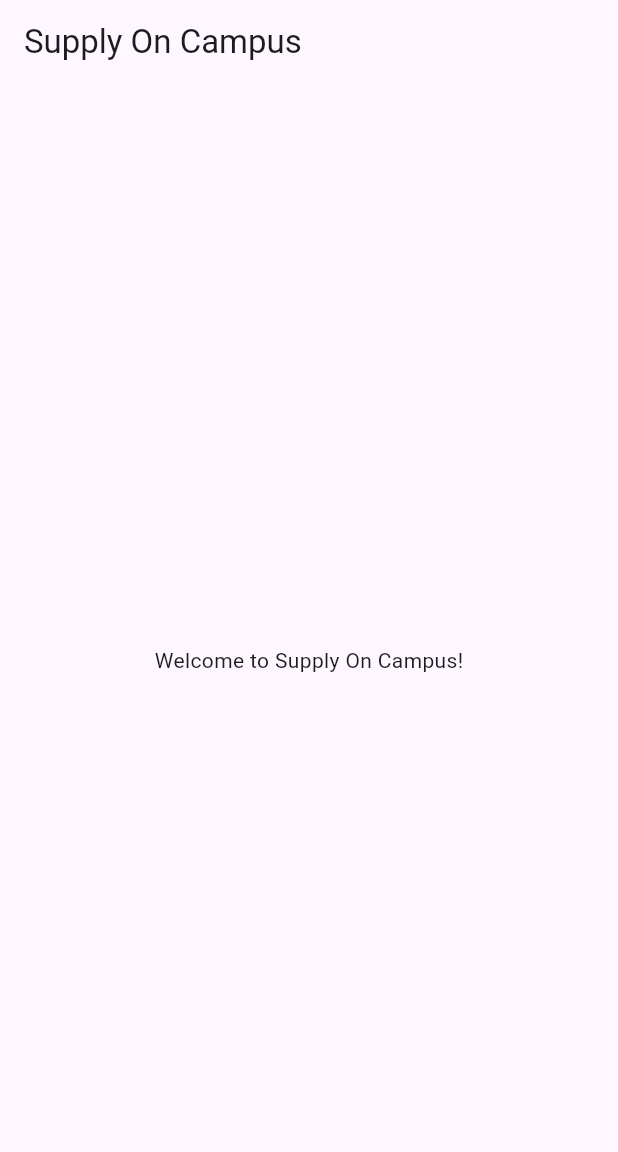
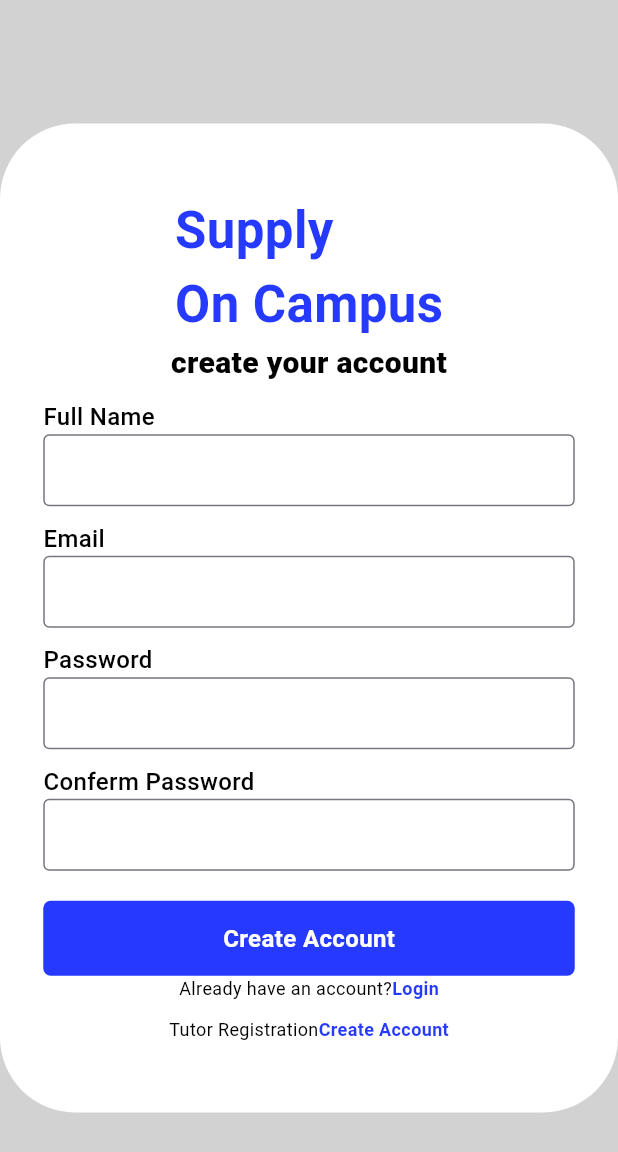
Before and after one commit to nuelsha/supply-on-campus, a Flutter app: the screen it shows after launch, on a phone screen of 412 x 824 dp. Shown: the top 1152 px of the screen. Run offline on Flutter 3.47's test engine with Material 3 defaults, Android fonts, the phone set to English and light mode, and no system bars; our stand-ins replace firebase_core; accounts and stored records are empty.

Commit message:
Add login and registration pages with navigation setup

```diff
--- a/lib/main.dart
+++ b/lib/main.dart
@@ -1,6 +1,8 @@
 import 'package:firebase_core/firebase_core.dart';
 import 'package:flutter/material.dart';
 import 'package:supply_on_campus/firebase_options.dart';
+import 'package:supply_on_campus/pages/LoginPage.dart';
+import 'package:supply_on_campus/pages/Registration.dart';
 import 'package:supply_on_campus/pages/home.dart';
 
 void main() async {
@@ -18,7 +20,12 @@ class MyApp extends StatelessWidget {
   Widget build(BuildContext context) {
     return MaterialApp(
       title: 'Supply On Campus',
-      home: const HomePage(),
+      home: const Registration(),
+      routes: {
+        '/home': (context) => const HomePage(),
+        '/registration': (context) => const Registration(),
+        '/login': (context) => const Loginpage(),
+      },
     );
   }
 }
--- /dev/null
+++ b/lib/pages/Registration.dart
@@ -0,0 +1,103 @@
+import 'package:flutter/material.dart';
+import 'package:supply_on_campus/pages/LoginPage.dart';
+import 'package:supply_on_campus/widgets/MyButton.dart';
+import 'package:supply_on_campus/widgets/MyTextField.dart';
+
+class Registration extends StatelessWidget {
+  const Registration({super.key});
+
+  @override
+  Widget build(BuildContext context) {
+    return Scaffold(
+      backgroundColor: Color(0xFFD2D2D2),
+      body: Center(
+        child: Container(
+          width: MediaQuery.of(context).size.height * 0.6,
+          height: MediaQuery.of(context).size.height * 0.8,
+          decoration: BoxDecoration(
+            color: Colors.white,
+            borderRadius: BorderRadius.all(Radius.circular(50)),
+          ),
+          child: Column(
+            mainAxisAlignment: MainAxisAlignment.center,
+            children: [
+              Column(
+                crossAxisAlignment: CrossAxisAlignment.start,
+                children: [
+                  Text("Supply",
+                      style: TextStyle(
+                          fontSize: 34,
+                          fontWeight: FontWeight.bold,
+                          color: Color(0xFF263AFF))),
+                  Text("On Campus",
+                      style: TextStyle(
+                          fontSize: 34,
+                          fontWeight: FontWeight.bold,
+                          color: Color(0xFF263AFF))),
+                ],
+              ),
+              Text("create your account",
+                  style: TextStyle(
+                      fontSize: 20,
+                      fontWeight: FontWeight.w900,
+                      color: Colors.black)),
+              SizedBox(height: 10),
+              Mytextfield(hint: 'Full Name'),
+              SizedBox(height: 10),
+              Mytextfield(hint: 'Email'),
+              SizedBox(height: 10),
+              Mytextfield(hint: 'Password'),
+              SizedBox(height: 10),
+              Mytextfield(
+                hint: 'Conferm Password',
+              ),
+              SizedBox(height: 20),
+              Mybutton(
+                hint: 'Create Account',
+              ),
+              Row(
+                mainAxisAlignment: MainAxisAlignment.center,
+                children: [
+                  Text("Already have an account?",
+                      style: TextStyle(
+                          fontSize: 12,
+                          fontWeight: FontWeight.w400,
+                          color: Colors.black)),
+                  GestureDetector(
+                    onTap: () {
+                      Navigator.pushNamed(context, '/login');
+                    },
+                    child: Text("Login",
+                        style: TextStyle(
+                            fontSize: 12,
+                            fontWeight: FontWeight.bold,
+                            color: Color(0xFF263AFF))),
+                  ),
+                ],
+              ),
+              SizedBox(height: 10),
+              Row(
+                mainAxisAlignment: MainAxisAlignment.center,
+                children: [
+                  Text("Tutor Registration",
+                      style: TextStyle(
+                          fontSize: 12,
+                          fontWeight: FontWeight.w400,
+                          color: Colors.black)),
+                  GestureDetector(
+                    onTap: () {},
+                    child: Text("Create Account",
+                        style: TextStyle(
+                            fontSize: 12,
+                            fontWeight: FontWeight.bold,
+                            color: Color(0xFF263AFF))),
+                  ),
+                ],
+              ),
+            ],
+          ),
+        ),
+      ),
+    );
+  }
+}
--- /dev/null
+++ b/lib/widgets/MyButton.dart
@@ -0,0 +1,31 @@
+import 'package:flutter/material.dart';
+
+class Mybutton extends StatelessWidget {
+  final String hint;
+  const Mybutton({super.key, required this.hint});
+
+  @override
+  Widget build(BuildContext context) {
+    return Padding(
+      padding: EdgeInsets.symmetric(
+          horizontal: MediaQuery.of(context).size.width * 0.07),
+      child: Container(
+        height: 50,
+        decoration: BoxDecoration(
+          color: Color(0xFF263AFF),
+          borderRadius: BorderRadius.all(Radius.circular(5)),
+        ),
+        child: Center(
+          child: Text(
+            hint,
+            style: TextStyle(
+              color: Colors.white,
+              fontSize: 16,
+              fontWeight: FontWeight.bold,
+            ),
+          ),
+        ),
+      ),
+    );
+  }
+}
--- /dev/null
+++ b/lib/widgets/MyTextField.dart
@@ -0,0 +1,30 @@
+import 'package:flutter/material.dart';
+
+class Mytextfield extends StatelessWidget {
+  final String hint;
+  const Mytextfield({super.key, required this.hint});
+
+  @override
+  Widget build(BuildContext context) {
+    return Padding(
+      padding: EdgeInsets.symmetric(
+          horizontal: MediaQuery.of(context).size.width * 0.07),
+      child: Column(
+        crossAxisAlignment: CrossAxisAlignment.start,
+        children: [
+          Text(
+            hint,
+            style: TextStyle(
+                fontSize: 16, fontWeight: FontWeight.w500, color: Colors.black),
+          ),
+          TextField(
+            decoration: InputDecoration(
+              contentPadding: EdgeInsets.symmetric(vertical: 0.0),
+              border: OutlineInputBorder(),
+            ),
+          ),
+        ],
+      ),
+    );
+  }
+}
```
Also changed, not shown: lib/pages/LoginPage.dart (added, +78 -0 lines).
